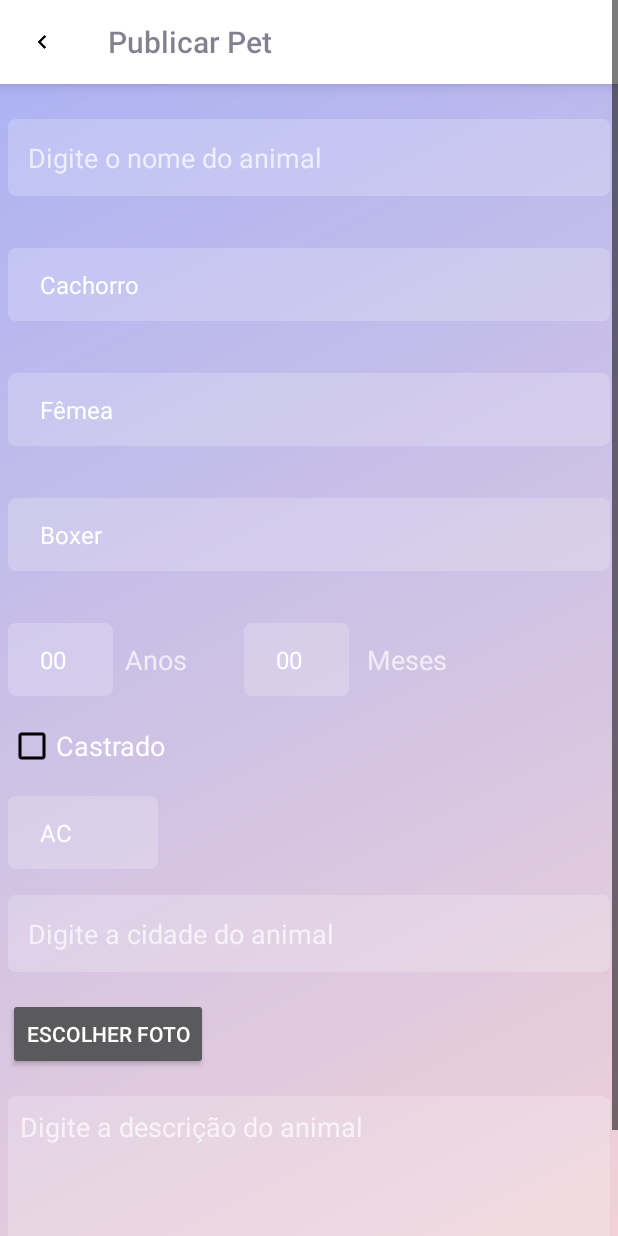
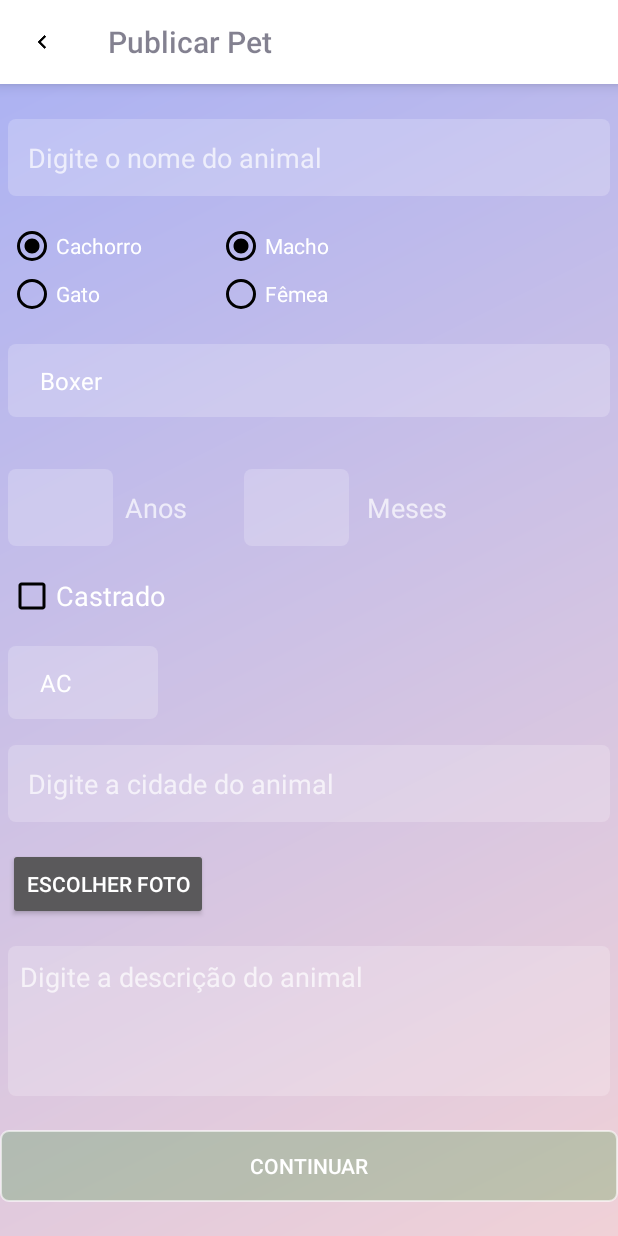
Before and after one commit to matheusrmartins/TCC, an Android app: the CadastroPetActivity screen opened directly, with no data from a screen before it, on a phone screen of 412 x 824 dp. Run offline under Robolectric (Android 15) with nearby library versions, the phone set to English and light mode, and no system bars; 3 statements that could not run were skipped.

Commit message:
Radio Button para genero e tipo de animal, Edit text para ano e mes de animal

```diff
--- a/Desenv/Pet-GO/ParseStarterProject/src/main/java/com/parse/starter/activity/CadastroPetActivity.java
+++ b/Desenv/Pet-GO/ParseStarterProject/src/main/java/com/parse/starter/activity/CadastroPetActivity.java
@@ -20,6 +20,8 @@ import android.widget.AutoCompleteTextView;
 import android.widget.Button;
 import android.widget.CheckBox;
 import android.widget.EditText;
+import android.widget.RadioButton;
+import android.widget.RadioGroup;
 import android.widget.Spinner;
 import android.widget.Toast;
 
@@ -46,11 +48,13 @@ public class CadastroPetActivity extends AppCompatActivity {
     private Button botao_continuar;
     private Button botao_foto;
     private EditText nome_animal;
-    private Spinner lista_tipo;
-    private Spinner lista_genero;
+    private RadioGroup lista_tipo;
+    private String tipo;
+    private RadioButton cachorro;
     private Spinner lista_raca;
-    private Spinner lista_ano;
-    private Spinner lista_mes;
+    private EditText lista_ano;
+    private EditText lista_mes;
+    private RadioButton macho;
     private AutoCompleteTextView lista_cidade;
     private Spinner lista_estado;
     private EditText descricao;
@@ -70,14 +74,15 @@ public class CadastroPetActivity extends AppCompatActivity {
         botao_continuar = (Button) findViewById(R.id.botao_continuar);
         botao_foto = (Button) findViewById(R.id.botao_foto);
         nome_animal = (EditText) findViewById(R.id.editText_nome_animal);
-        lista_tipo = (Spinner) findViewById(R.id.spinner_lista_Tipo);
+        lista_tipo = (RadioGroup) findViewById(R.id.radio_tipo);
         lista_raca = (Spinner) findViewById(R.id.spinner_lista_raca);
-        lista_mes = (Spinner) findViewById(R.id.spinner_lista_mes);
-        lista_genero = (Spinner) findViewById(R.id.spinner_lista_Genero);
+        lista_mes = (EditText) findViewById(R.id.lista_mes);
         lista_cidade = (AutoCompleteTextView) findViewById(R.id.lista_cidade);
         lista_estado = (Spinner) findViewById(R.id.spinner_lista_estado);
-        lista_ano = (Spinner) findViewById(R.id.spinner_lista_ano);
+        lista_ano = (EditText) findViewById(R.id.lista_ano);
         descricao = (EditText) findViewById(R.id.editText_descricao);
+        macho = (RadioButton) findViewById(R.id.radio_macho);
+        cachorro = (RadioButton) findViewById(R.id.radio_cachorro);
 
 
         toolbar = (Toolbar) findViewById(R.id.toolbar_cadastro_pet);
@@ -105,15 +110,11 @@ public class CadastroPetActivity extends AppCompatActivity {
         });
 
 
-        lista_tipo.setOnItemSelectedListener(new AdapterView.OnItemSelectedListener() {
+        lista_tipo.setOnCheckedChangeListener(new RadioGroup.OnCheckedChangeListener() {
             @Override
-            public void onItemSelected(AdapterView<?> parent, View view, int position, long id) {
+            public void onCheckedChanged(RadioGroup group, int checkedId) {
+                tipo = cachorro.isChecked() ? "Cachorro":"Gato";
                 alteraSpinnerRaca();
-            }
-
-            @Override
-            public void onNothingSelected(AdapterView<?> parent) {
-
             }
         });
 
@@ -137,11 +138,11 @@ public class CadastroPetActivity extends AppCompatActivity {
                     try {
                         Bundle bundle = new Bundle();
                         bundle.putString("nome_animal", nome_animal.getText().toString());
-                        bundle.putString("lista_genero", lista_genero.getSelectedItem().toString());
-                        bundle.putString("lista_tipo", lista_tipo.getSelectedItem().toString());
+                        bundle.putString("lista_genero", macho.isChecked() ? "Macho":"Fêmea");
+                        bundle.putString("lista_tipo", cachorro.isChecked() ? "Cachorro":"Gato");
                         bundle.putString("lista_raca", lista_raca.getSelectedItem().toString());
-                        bundle.putString("lista_ano", lista_ano.getSelectedItem().toString());
-                        bundle.putString("lista_mes", lista_mes.getSelectedItem().toString());
+                        bundle.putString("lista_ano", lista_ano.getText().toString());
+                        bundle.putString("lista_mes", lista_mes.getText().toString());
                         bundle.putBoolean("castrado_checked", castrado_checked);
                         bundle.putString("lista_estado", lista_estado.getSelectedItem().toString());
                         bundle.putString("lista_cidade", lista_cidade.getText().toString().toUpperCase().trim());
@@ -171,10 +172,10 @@ public class CadastroPetActivity extends AppCompatActivity {
     }
 
     private void alteraSpinnerRaca(){
-        if (lista_tipo.getSelectedItem().toString().equals("Cachorro")) {
+        if (tipo == "Cachorro") {
             spinnerArrayAdapter = new ArrayAdapter<String>(this, android.R.layout.simple_spinner_item, getResources().getStringArray(R.array.lista_raca_cachorro));
         }
-        else if (lista_tipo.getSelectedItem().toString().equals("Gato")){
+        else if (tipo == "Gato"){
             spinnerArrayAdapter = new ArrayAdapter<String>(this, android.R.layout.simple_spinner_item, getResources().getStringArray(R.array.lista_raca_gato));
         }
         spinnerArrayAdapter.setDropDownViewResource(android.R.layout.simple_spinner_dropdown_item);
@@ -267,6 +268,7 @@ public class CadastroPetActivity extends AppCompatActivity {
         adapter = new ArrayAdapter<String>(this,android.R.layout.simple_list_item_1,cidades);
         lista_cidade.setAdapter(adapter);
         lista_cidade.setThreshold(1);
+        lista_cidade.setText(null);
     }
 
     private Bitmap createScaledBitmapKeepingAspectRatio(Bitmap bitmap, int maxSide) {
--- a/Desenv/Pet-GO/ParseStarterProject/src/main/java/com/parse/starter/activity/VacinaActivity.java
+++ b/Desenv/Pet-GO/ParseStarterProject/src/main/java/com/parse/starter/activity/VacinaActivity.java
@@ -126,6 +126,8 @@ public class VacinaActivity extends AppCompatActivity {
                     Toast.makeText(VacinaActivity.this,  e.getMessage()+" Codigo: AND-"+ e.hashCode(), Toast.LENGTH_SHORT).show();
                 }
 
+
+
                 //Envia os objetos parse para o banco
                 ParseObject parseObject = new ParseObject("Animal");
                 parseObject.put("object_id_usuario", ParseUser.getCurrentUser().getObjectId().toString());
@@ -168,6 +170,7 @@ public class VacinaActivity extends AppCompatActivity {
         finish();
     }
 
+
     private void criaCheckBox(String texto, int id){
         final LinearLayout attractedTo = (LinearLayout) findViewById(R.id.activity_vacina);
         final CheckBox checkBox = new CheckBox(VacinaActivity.this);
--- a/Desenv/Pet-GO/ParseStarterProject/src/main/java/com/parse/starter/util/Erros.java
+++ b/Desenv/Pet-GO/ParseStarterProject/src/main/java/com/parse/starter/util/Erros.java
@@ -17,6 +17,10 @@ public class Erros {
                 return "O CNPJ é obrigatório";
             case "APP-104":
                 return "A cidade informada é inválida";
+            case "APP-105":
+                return "O nome é obrigatório";
+            case "APP-106":
+                return "O nome deve conter no máximo 30 caracteres";
             case "PAR-202":
                 return "Esse usuário já está cadastrado.";
             case "PAR-203":
--- a/Desenv/Pet-GO/ParseStarterProject/src/main/res/layout/activity_cadastro_pet.xml
+++ b/Desenv/Pet-GO/ParseStarterProject/src/main/res/layout/activity_cadastro_pet.xml
@@ -5,6 +5,8 @@
     android:layout_width="match_parent"
     android:layout_height="match_parent"
     android:fitsSystemWindows="true"
+    android:focusable="true"
+    android:focusableInTouchMode="true"
     android:background="@drawable/fundo_degrade_aplicacao"
     android:orientation="vertical"
     tools:context="com.parse.starter.activity.CadastroPetActivity">
@@ -49,27 +51,50 @@
             android:layout_marginBottom="17dp"
             android:layout_marginTop="18dp" />
 
-        <Spinner
-            android:entries="@array/tipo_animal"
-            android:layout_width="match_parent"
-            android:padding="13dp"
-            android:background="@drawable/fundo_caixa_texto"
-            android:layout_height="wrap_content"
-            android:layout_marginBottom="17dp"
-            android:id="@+id/spinner_lista_Tipo"
-            android:dropDownWidth="match_parent"
-            android:layout_marginTop="17dp" />
 
-            <Spinner
-                android:entries="@array/genero_animal"
-                android:layout_width="match_parent"
-                android:padding="13dp"
-                android:background="@drawable/fundo_caixa_texto"
+            <RelativeLayout
+                android:layout_width="wrap_content"
+                android:layout_height="match_parent">
+
+            <RadioGroup xmlns:android="http://schemas.android.com/apk/res/android"
+                android:layout_width="wrap_content"
                 android:layout_height="wrap_content"
-                android:id="@+id/spinner_lista_Genero"
-                android:layout_marginBottom="17dp"
-                android:dropDownWidth="match_parent"
-                android:layout_marginTop="17dp" />
+                android:orientation="vertical"
+                android:id="@+id/radio_tipo">
+                <RadioButton android:id="@+id/radio_cachorro"
+                    android:layout_width="wrap_content"
+                    android:layout_height="wrap_content"
+                    android:text="Cachorro"
+                    android:checked="true"
+                    android:buttonTint="@color/Preto"/>
+                <RadioButton android:id="@+id/radio_gato"
+                    android:layout_width="wrap_content"
+                    android:layout_height="wrap_content"
+                    android:text="Gato"
+                    android:buttonTint="@color/Preto"/>
+            </RadioGroup>
+
+            <RadioGroup xmlns:android="http://schemas.android.com/apk/res/android"
+                android:layout_width="wrap_content"
+                android:layout_height="wrap_content"
+                android:orientation="vertical"
+                android:id="@+id/radio_genero"
+                android:layout_toRightOf="@+id/radio_tipo"
+                android:layout_marginLeft="50dp">
+                <RadioButton android:id="@+id/radio_macho"
+                    android:layout_width="wrap_content"
+                    android:layout_height="wrap_content"
+                    android:text="Macho"
+                    android:buttonTint="@color/Preto"
+                    android:checked="true"/>
+                <RadioButton android:id="@+id/radio_femea"
+                    android:layout_width="wrap_content"
+                    android:layout_height="wrap_content"
+                    android:text="Fêmea"
+                    android:buttonTint="@color/Preto" />
+            </RadioGroup>
+
+            </RelativeLayout>
 
             <Spinner
             android:entries="@array/lista_raca_cachorro"
@@ -89,16 +114,18 @@
             android:layout_marginTop="17dp"
             >
 
-            <Spinner
+            <EditText
                 android:entries="@array/lista_ano"
-                android:id="@+id/spinner_lista_ano"
+                android:id="@+id/lista_ano"
                 android:layout_width="70dp"
                 android:padding="13dp"
+                android:inputType="number"
                 android:background="@drawable/fundo_caixa_texto"
                 android:layout_height="wrap_content"
                 android:dropDownWidth="match_parent"
                 android:layout_alignParentLeft="true"
-                android:layout_centerVertical="true" />
+                android:layout_centerVertical="true"
+                android:maxLength="2"/>
 
             <TextView
                 android:text="Anos"
@@ -107,7 +134,7 @@
                 android:id="@+id/textView2"
                 android:textSize="18sp"
                 android:layout_marginLeft="8dp"
-                android:layout_toRightOf="@id/spinner_lista_ano"
+                android:layout_toRightOf="@id/lista_ano"
                 android:layout_centerVertical="true"/>
 
             <TextView
@@ -118,18 +145,20 @@
                 android:textSize="18sp"
 
                 android:layout_centerVertical="true"
-                android:layout_toRightOf="@+id/spinner_lista_mes"
-                android:layout_toEndOf="@+id/spinner_lista_mes"
+                android:layout_toRightOf="@+id/lista_mes"
+                android:layout_toEndOf="@+id/lista_mes"
                 android:layout_marginLeft="12dp"
                 android:layout_marginStart="12dp" />
 
-            <Spinner
+            <EditText
                 android:entries="@array/lista_mes"
                 android:layout_width="70dp"
                 android:padding="13dp"
+                android:inputType="number"
+                android:maxLength="2"
                 android:background="@drawable/fundo_caixa_texto"
                 android:layout_height="wrap_content"
-                android:id="@+id/spinner_lista_mes"
+                android:id="@+id/lista_mes"
                 android:dropDownWidth="match_parent"
                 android:layout_marginLeft="38dp"
                 android:layout_marginStart="38dp"
--- a/Desenv/Pet-GO/build.gradle
+++ b/Desenv/Pet-GO/build.gradle
@@ -4,7 +4,7 @@ buildscript {
         mavenCentral()
     }
     dependencies {
-        classpath 'com.android.tools.build:gradle:1.3.1'
+        classpath 'com.android.tools.build:gradle:2.2.0-beta1'
     }
 }
 
```
Also changed, not shown: Desenv/Pet-GO/ParseStarterProject/src/main/java/com/parse/starter/activity/CadastroActivity.java (+10 -5 lines), Desenv/Pet-GO/ParseStarterProject/src/main/java/com/parse/starter/activity/EditarPetActivity.java (+44 -33 lines), Desenv/Pet-GO/ParseStarterProject/src/main/res/layout/activity_editar_pet.xml (+56 -27 lines), Desenv/Pet-GO/gradle/wrapper/gradle-wrapper.properties, 938 other files.
